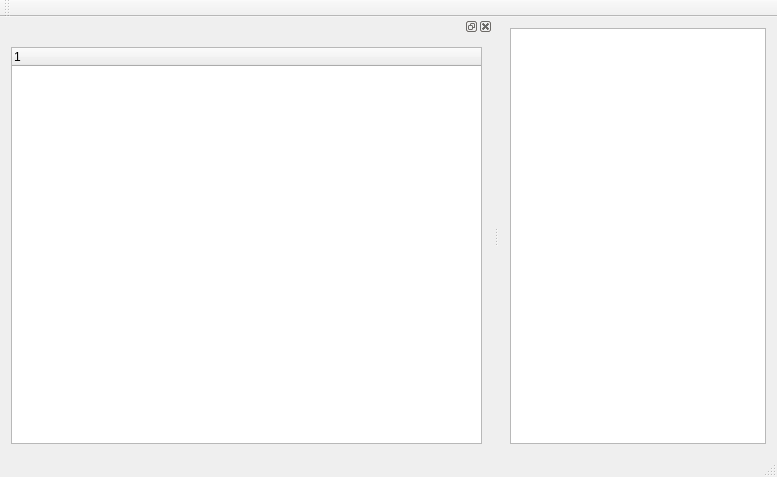
Qt form mainwindow.ui (ChWick/Mencus-Map-Editor) before a commit.
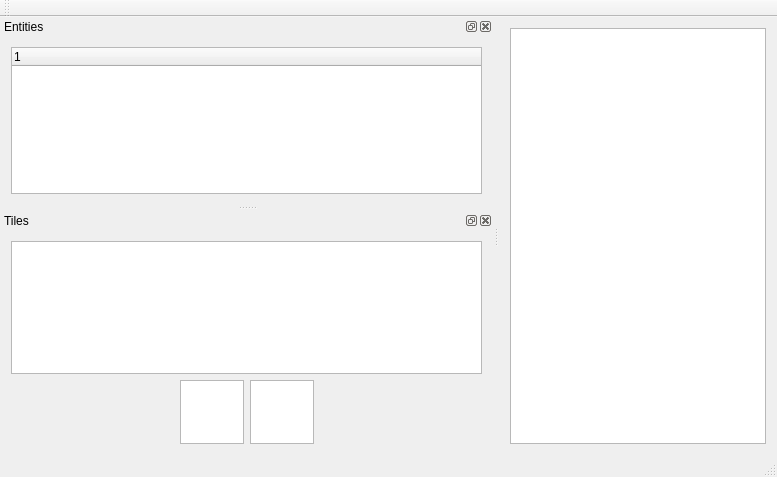
The same form after that commit. Custom widgets are drawn as their Qt base class.

Commit message: selecting tiles

What changed in the file:
```diff
--- a/mainwindow.ui
+++ b/mainwindow.ui
@@ -46,6 +46,9 @@
   </widget>
   <widget class="QStatusBar" name="statusBar"/>
   <widget class="QDockWidget" name="nodeTreeWidget_2">
+   <property name="windowTitle">
+    <string>Entities</string>
+   </property>
    <attribute name="dockWidgetArea">
     <number>1</number>
    </attribute>
@@ -63,6 +66,83 @@
     </layout>
    </widget>
   </widget>
+  <widget class="QDockWidget" name="tilesDockWidget">
+   <property name="windowTitle">
+    <string>Tiles</string>
+   </property>
+   <attribute name="dockWidgetArea">
+    <number>1</number>
+   </attribute>
+   <widget class="QWidget" name="tilesDockWidgetLayout">
+    <layout class="QVBoxLayout" name="verticalLayout_2">
+     <item>
+      <widget class="TilesGraphicsView" name="tilesGraphicsView"/>
+     </item>
+     <item>
+      <layout class="QHBoxLayout" name="tilesSelectedLayout">
+       <item>
+        <spacer name="horizontalSpacer">
+         <property name="orientation">
+          <enum>Qt::Horizontal</enum>
+         </property>
+         <property name="sizeHint" stdset="0">
+          <size>
+           <width>40</width>
+           <height>20</height>
+          </size>
+         </property>
+        </spacer>
+       </item>
+       <item>
+        <widget class="TilePreviewGraphicsView" name="tilesLeftSelected">
+         <property name="maximumSize">
+          <size>
+           <width>64</width>
+           <height>64</height>
+          </size>
+         </property>
+         <property name="verticalScrollBarPolicy">
+          <enum>Qt::ScrollBarAlwaysOff</enum>
+         </property>
+         <property name="horizontalScrollBarPolicy">
+          <enum>Qt::ScrollBarAlwaysOff</enum>
+         </property>
+        </widget>
+       </item>
+       <item>
+        <widget class="TilePreviewGraphicsView" name="tilesRightSelected">
+         <property name="maximumSize">
+          <size>
+           <width>64</width>
+           <height>64</height>
+          </size>
+         </property>
+         <property name="verticalScrollBarPolicy">
+          <enum>Qt::ScrollBarAlwaysOff</enum>
+         </property>
+         <property name="horizontalScrollBarPolicy">
+          <enum>Qt::ScrollBarAlwaysOff</enum>
+         </property>
+        </widget>
+       </item>
+       <item>
+        <spacer name="horizontalSpacer_2">
+         <property name="orientation">
+          <enum>Qt::Horizontal</enum>
+         </property>
+         <property name="sizeHint" stdset="0">
+          <size>
+           <width>40</width>
+           <height>20</height>
+          </size>
+         </property>
+        </spacer>
+       </item>
+      </layout>
+     </item>
+    </layout>
+   </widget>
+  </widget>
  </widget>
  <layoutdefault spacing="6" margin="11"/>
  <customwidgets>
@@ -74,6 +154,23 @@
     <slot>onUpdate(MapPtr)</slot>
    </slots>
   </customwidget>
+  <customwidget>
+   <class>TilesGraphicsView</class>
+   <extends>QGraphicsView</extends>
+   <header>tilesgraphicsview.h</header>
+   <slots>
+    <signal>sigChangeLeftTile(int)</signal>
+    <signal>sigChangeRightTile(int)</signal>
+   </slots>
+  </customwidget>
+  <customwidget>
+   <class>TilePreviewGraphicsView</class>
+   <extends>QGraphicsView</extends>
+   <header>tilepreviewgraphicsview.h</header>
+   <slots>
+    <slot>onChangeTile(int)</slot>
+   </slots>
+  </customwidget>
  </customwidgets>
  <resources/>
  <connections>
```
Left out of the diff: 32 changed lines with no effect on the pictures. The commit also changes 8 other files.
